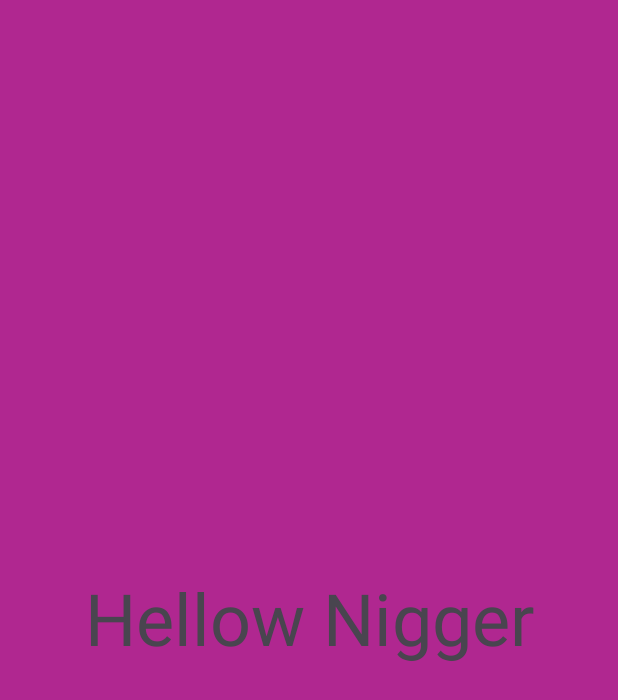
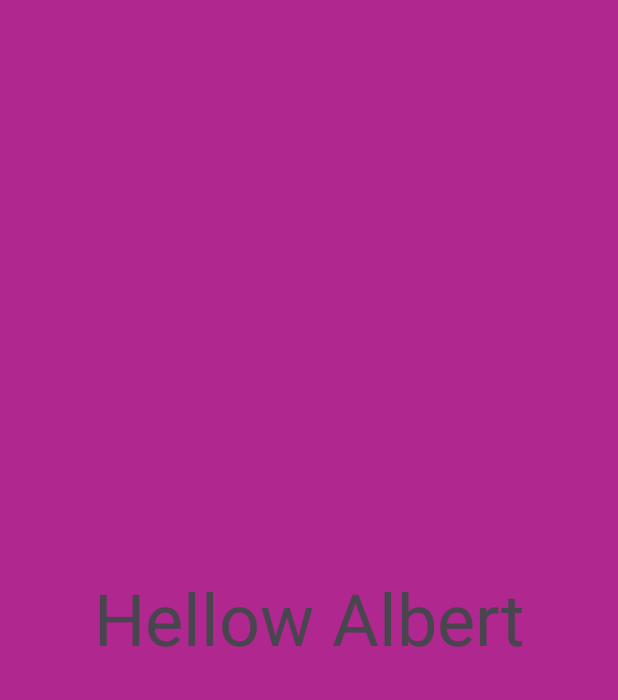
Before and after one commit to ls4564/Shared_Preferences, an Android app: the MainActivity2 screen opened directly, with no data from a screen before it, on a phone screen of 412 x 824 dp. Shown: the top 700 px of the screen. Run offline under Robolectric (Android 15) with nearby library versions, the phone set to English and light mode, and no system bars.

Commit message:
add javadoc

```diff
--- a/app/src/main/java/com/example/shared_preferences/MainActivity2.java
+++ b/app/src/main/java/com/example/shared_preferences/MainActivity2.java
@@ -10,6 +10,12 @@ import androidx.appcompat.app.AppCompatActivity;
 import androidx.core.graphics.Insets;
 import androidx.core.view.ViewCompat;
 import androidx.core.view.WindowInsetsCompat;
+/**
+ * @author  ior Shem Tov
+ * @version	1.1
+ * @since	24/02/2025
+ * Credits
+ */
 
 /**
  * The type Main activity 2.
--- a/app/src/main/res/layout/activity_main2.xml
+++ b/app/src/main/res/layout/activity_main2.xml
@@ -15,6 +15,6 @@
         android:layout_width="400dp"
         android:layout_height="200dp"
         android:gravity="center"
-        android:text="Hellow Nigger"
+        android:text="Hellow Albert"
         android:textSize="48sp" />
 </LinearLayout>
```
Also changed, not shown: app/src/main/java/com/example/shared_preferences/MainActivity.java (+45 -0 lines).
